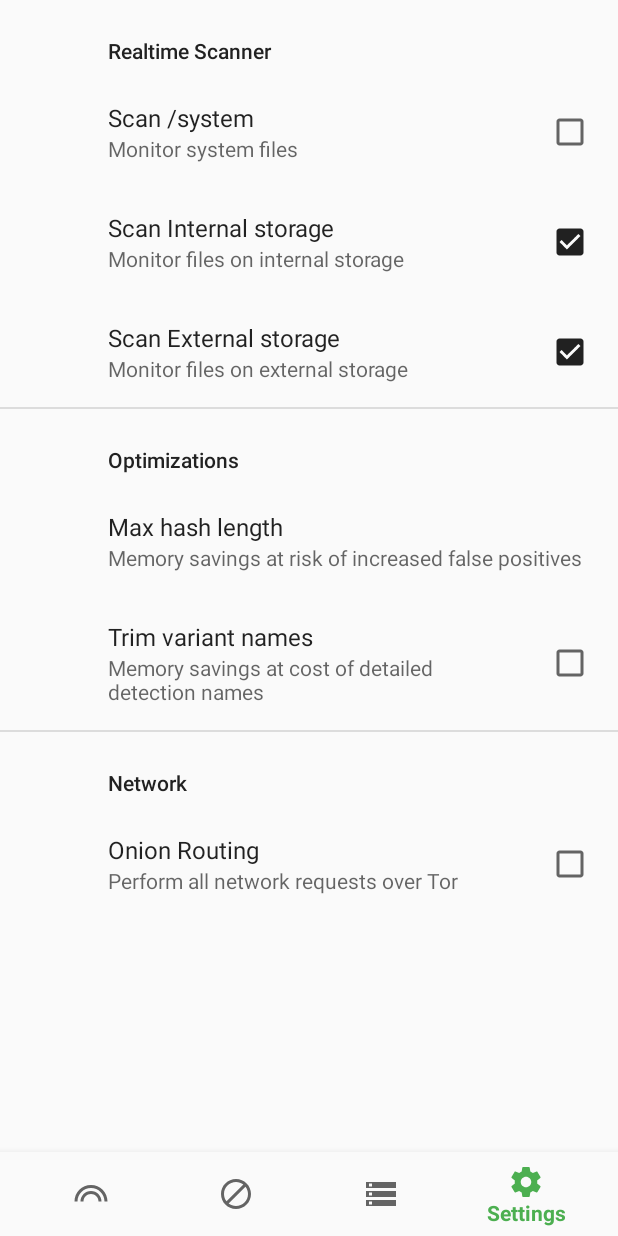
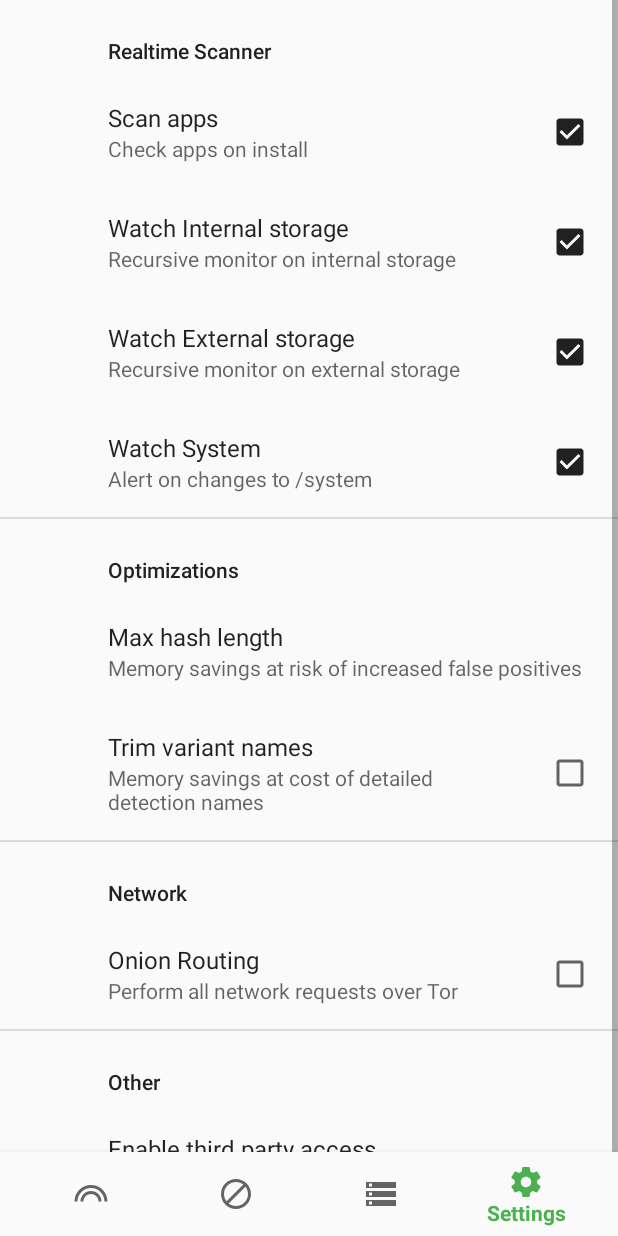
Before and after one commit to Divested-Mobile/Hypatia, an Android app: the screen it shows after launch (MainActivity), item 4 of the bottom bar chosen, on a phone screen of 412 x 824 dp. Run offline under Robolectric (Android 15) with nearby library versions, the phone set to English and light mode, and no system bars; our stand-ins replace androidx.preference.

Commit message:
More settings work

```diff
--- a/app/src/main/res/layout/activity_main.xml
+++ b/app/src/main/res/layout/activity_main.xml
@@ -7,6 +7,7 @@
     android:layout_height="match_parent"
     tools:context="us.spotco.malwarescanner.MainActivity">
 
+    <!-- TODO: FIX SCROLLING! -->
     <FrameLayout xmlns:android="http://schemas.android.com/apk/res/android"
         android:id="@+id/main_fragment"
         android:layout_width="match_parent"
--- a/app/src/main/res/values/strings.xml
+++ b/app/src/main/res/values/strings.xml
@@ -11,12 +11,14 @@
 
     <!-- START SettingsFragment -->
     <string name="settings_category_scanner_realtime">Realtime Scanner</string>
-    <string name="settings_pref_scanner_realtime_path_system">Scan /system</string>
-    <string name="settings_pref_scanner_realtime_path_system_summary">Monitor system files</string>
-    <string name="settings_pref_scanner_realtime_path_internal">Scan Internal storage</string>
-    <string name="settings_pref_scanner_realtime_path_internal_summary">Monitor files on internal storage</string>
-    <string name="settings_pref_scanner_realtime_path_external">Scan External storage</string>
-    <string name="settings_pref_scanner_realtime_path_external_summary">Monitor files on external storage</string>
+    <string name="settings_pref_scanner_realtime_path_apps">Scan apps</string>
+    <string name="settings_pref_scanner_realtime_path_apps_summary">Check apps on install</string>
+    <string name="settings_pref_scanner_realtime_path_internal">Watch Internal storage</string>
+    <string name="settings_pref_scanner_realtime_path_internal_summary">Recursive monitor on internal storage</string>
+    <string name="settings_pref_scanner_realtime_path_external">Watch External storage</string>
+    <string name="settings_pref_scanner_realtime_path_external_summary">Recursive monitor on external storage</string>
+    <string name="settings_pref_scanner_realtime_path_system">Watch System</string>
+    <string name="settings_pref_scanner_realtime_path_system_summary">Alert on changes to /system</string>
 
     <string name="settings_category_optimizations">Optimizations</string>
     <string name="settings_pref_optimizations_database_hash_length">Max hash length</string>
@@ -27,5 +29,9 @@
     <string name="settings_category_network">Network</string>
     <string name="settings_pref_network_tor">Onion Routing</string>
     <string name="settings_pref_network_tor_summary">Perform all network requests over Tor</string>
+
+    <string name="settings_category_other">Other</string>
+    <string name="settings_pref_other_third_party">Enable third party access</string>
+    <string name="settings_pref_other_third_party_summary">Allow other apps to invoke the scanner on objects</string>
     <!-- END SettingsFragment -->
 </resources>
--- a/app/src/main/res/xml/fragment_settings.xml
+++ b/app/src/main/res/xml/fragment_settings.xml
@@ -1,26 +1,27 @@
 <PreferenceScreen xmlns:android="http://schemas.android.com/apk/res/android"
     xmlns:tools="http://schemas.android.com/tools"
-    android:layout_width="match_parent"
-    android:layout_height="match_parent"
     tools:context="us.spotco.malwarescanner.SettingsFragment">
 
     <PreferenceCategory android:title="@string/settings_category_scanner_realtime">
         <CheckBoxPreference
-            android:key="scanner_realtime_path_system"
-            android:title="@string/settings_pref_scanner_realtime_path_system"
-            android:summary="@string/settings_pref_scanner_realtime_path_system_summary"
-            android:defaultValue="false" />
-
+            android:key="scanner_realtime_path_apps"
+            android:title="@string/settings_pref_scanner_realtime_path_apps"
+            android:summary="@string/settings_pref_scanner_realtime_path_apps_summary"
+            android:defaultValue="true" />
         <CheckBoxPreference
             android:key="scanner_realtime_path_internal"
             android:title="@string/settings_pref_scanner_realtime_path_internal"
             android:summary="@string/settings_pref_scanner_realtime_path_internal_summary"
             android:defaultValue="true" />
-
         <CheckBoxPreference
             android:key="scanner_realtime_path_external"
             android:title="@string/settings_pref_scanner_realtime_path_external"
             android:summary="@string/settings_pref_scanner_realtime_path_external_summary"
+            android:defaultValue="true" />
+        <CheckBoxPreference
+            android:key="scanner_realtime_path_system"
+            android:title="@string/settings_pref_scanner_realtime_path_system"
+            android:summary="@string/settings_pref_scanner_realtime_path_system_summary"
             android:defaultValue="true" />
     </PreferenceCategory>
 
@@ -46,4 +47,12 @@
             android:defaultValue="false" />
     </PreferenceCategory>
 
+    <PreferenceCategory android:title="@string/settings_category_other">
+        <CheckBoxPreference
+            android:key="access_third_party"
+            android:title="@string/settings_pref_other_third_party"
+            android:summary="@string/settings_pref_other_third_party_summary"
+            android:defaultValue="false" />
+    </PreferenceCategory>
+
 </PreferenceScreen>
```
